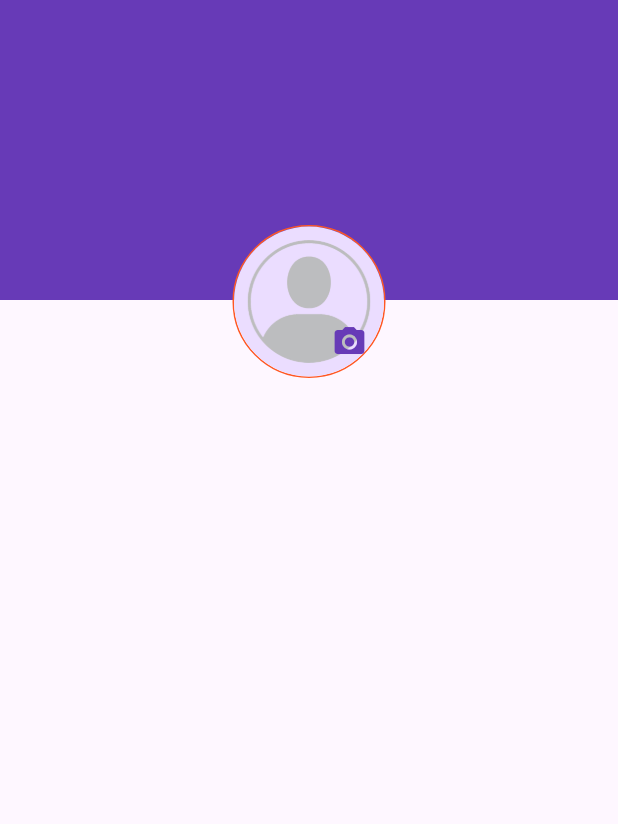
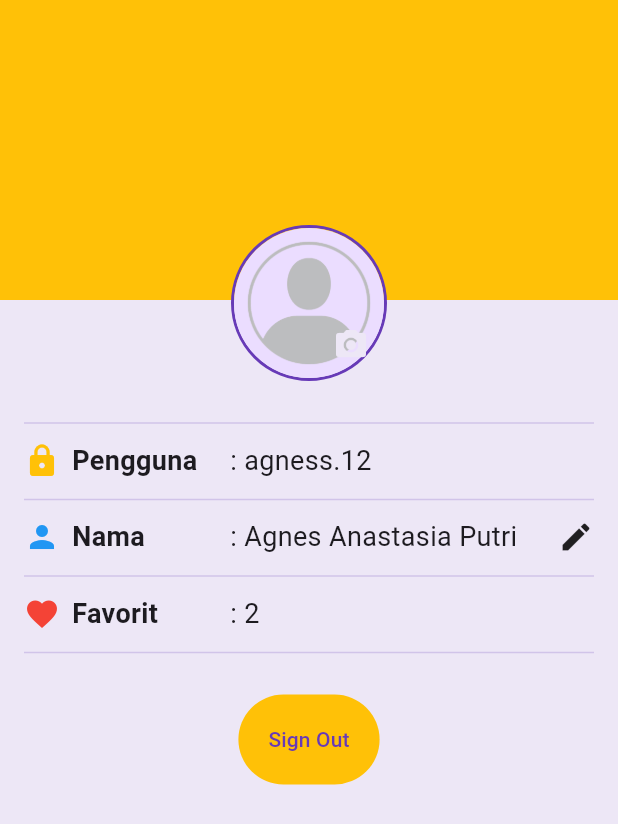
Before and after one commit to Mobile-Programming-MDP/materi-latihan-flutter-agnesanastasiaputri, a Flutter app: the ProfileScreen screen opened directly, on a phone screen of 412 x 824 dp. Shown: the top 824 px of the screen. Run offline on Flutter 3.47's test engine with Material 2 defaults, Android fonts, the phone set to English and light mode, and no system bars.

Commit message:
Sign_In_Screen

```diff
--- a/wisata_candi/lib/screens/profile_screen.dart
+++ b/wisata_candi/lib/screens/profile_screen.dart
@@ -1,4 +1,5 @@
 import 'package:flutter/material.dart';
+import 'package:wisata_candi/widgets/profile_info_item.dart';
 
 class ProfileScreen extends StatefulWidget {
   const ProfileScreen({super.key});
@@ -8,27 +9,24 @@ class ProfileScreen extends StatefulWidget {
 }
 
 class _ProfileScreenState extends State<ProfileScreen> {
-  //TODO: 1. Deklarasi variable (state) yang dibutuhkan
-  bool isSignIn = true;
-  String fullName = "";
-  String userName = "";
-  int favoriteCandiCount = 0;
+  bool isSignedIn = true;
+  String fullName = 'Agnes Anastasia Putri';
+  String userName = 'agness.12';
+  int favoriteCandiCount = 2;
 
   @override
   Widget build(BuildContext context) {
     return Scaffold(
       body: Stack(
+        alignment: Alignment.topCenter,
         children: [
           Container(
             height: 200,
-            width: double.infinity, //mengikuti lebar layar
-            color: Colors.deepPurple,
+            width: double.infinity,
+            color: Colors.amber,
           ),
-          Padding(
-            padding: const EdgeInsets.symmetric(horizontal: 16),
-            child: Column(
+          Column(
             children: [
-                //TODO: 2. Buat bagian ProfileHeader yang berisi foto profil
               Align(
                 alignment: Alignment.topCenter,
                 child: Padding(
@@ -38,31 +36,109 @@ class _ProfileScreenState extends State<ProfileScreen> {
                     children: [
                       Container(
                         decoration: BoxDecoration(
-                              border: Border.all(color: Colors.deepOrange),
+                            border:
+                                Border.all(color: Colors.deepPurple, width: 2),
                             shape: BoxShape.circle),
-                          child: CircleAvatar(
+                        child: const CircleAvatar(
                           radius: 50,
                           backgroundImage:
-                                AssetImage("images/placeholder_image.png"),
+                              AssetImage('images/placeholder_image.png'),
                         ),
                       ),
-                        if (isSignIn)
+                      if (isSignedIn)
                         IconButton(
                             onPressed: () {},
                             icon: Icon(
                               Icons.camera_alt,
-                                color: Colors.deepPurple,
+                              color: Colors.deepPurple[50],
                             ))
                     ],
                   ),
                 ),
+              ),
+              Padding(
+                padding: const EdgeInsets.symmetric(horizontal: 16),
+                child: Column(
+                  children: [
+                    const SizedBox(
+                      height: 20,
+                    ),
+                    Divider(
+                      color: Colors.deepPurple[100],
+                    ),
+                    const SizedBox(
+                      height: 4,
+                    ),
+                    ProfileInfoItem(
+                      icon: Icons.lock,
+                      label: 'Pengguna',
+                      value: userName,
+                      iconColor: Colors.amber,
+                    ),
+                    const SizedBox(
+                      height: 5,
+                    ),
+                    Divider(
+                      color: Colors.deepPurple[100],
+                    ),
+                    const SizedBox(
+                      height: 4,
+                    ),
+                    ProfileInfoItem(
+                        icon: Icons.person,
+                        label: 'Nama',
+                        value: fullName,
+                        showEditIcon: isSignedIn,
+                        onEditPressed: () {
+                          debugPrint('Icon edit ditekan ...');
+                        },
+                        iconColor: Colors.blue),
+                    const SizedBox(
+                      height: 5,
+                    ),
+                    Divider(
+                      color: Colors.deepPurple[100],
+                    ),
+                    const SizedBox(
+                      height: 4,
+                    ),
+                    ProfileInfoItem(
+                        icon: Icons.favorite,
+                        label: 'Favorit',
+                        value:
+                            favoriteCandiCount > 0 ? '$favoriteCandiCount' : '',
+                        iconColor: Colors.red),
+                    const SizedBox(
+                      height: 5,
+                    ),
+                    Divider(
+                      color: Colors.deepPurple[100],
+                    ),
+                    SizedBox(
+                      height: 20,
+                    ),
+                    isSignedIn
+                        ? TextButton(
+                            onPressed: () {},
+                            child: Text('Sign Out'),
+                            style: TextButton.styleFrom(
+                                backgroundColor: Colors.amber,
+                                padding: const EdgeInsets.all(20),
+                                elevation: 5),
                           )
-
-                //TODO: 3. Buat bagian ProfileInfo yang berisi info profil
-                //TODO: 4. Buat bagian ProfileAction yang berisi TextButton Sigin / Signout
+                        : TextButton(
+                            onPressed: () {},
+                            child: Text('Sign In'),
+                            style: TextButton.styleFrom(
+                                backgroundColor: Colors.amber,
+                                padding: const EdgeInsets.all(20),
+                                elevation: 5),
+                          )
                   ],
                 ),
               ),
+            ],
+          )
         ],
       ),
     );
--- /dev/null
+++ b/wisata_candi/lib/widgets/profile_info_item.dart
@@ -0,0 +1,55 @@
+import 'package:flutter/material.dart';
+
+class ProfileInfoItem extends StatelessWidget {
+  final IconData icon;
+  final String label;
+  final String value;
+  final bool showEditIcon;
+  final VoidCallback? onEditPressed;
+  final Color iconColor;
+
+  const ProfileInfoItem({
+    super.key,
+    required this.icon,
+    required this.label,
+    required this.value,
+    this.showEditIcon = false,
+    this.onEditPressed,
+    required this.iconColor,
+  });
+
+  @override
+  Widget build(BuildContext context) {
+    return Row(
+      children: [
+        SizedBox(
+          width: MediaQuery.of(context).size.width / 3,
+          child: Row(
+            children: [
+              Icon(
+                icon,
+                color: iconColor,
+              ),
+              const SizedBox(
+                width: 8,
+              ),
+              Text(
+                label,
+                style:
+                    const TextStyle(fontSize: 18, fontWeight: FontWeight.bold),
+              )
+            ],
+          ),
+        ),
+        Expanded(
+          child: Text(
+            ': $value',
+            style: const TextStyle(fontSize: 18),
+          ),
+        ),
+        if (showEditIcon)
+          InkWell(onTap: onEditPressed, child: const Icon(Icons.edit))
+      ],
+    );
+  }
+}
```
Also changed, not shown: wisata_candi/lib/main.dart (+18 -2 lines), wisata_candi/lib/screens/sign_in.dart (added, +104 -0 lines). Lines whose indentation alone changed are shown as unchanged.
